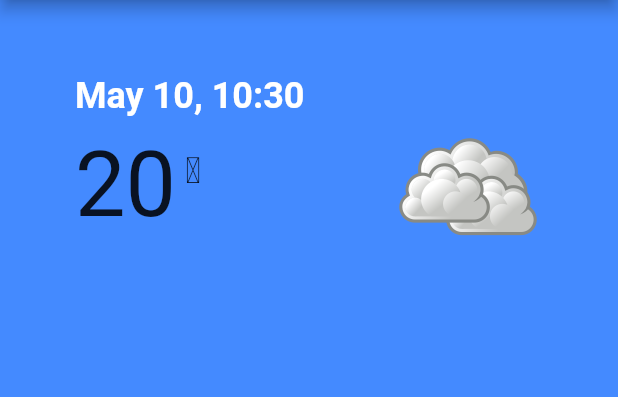
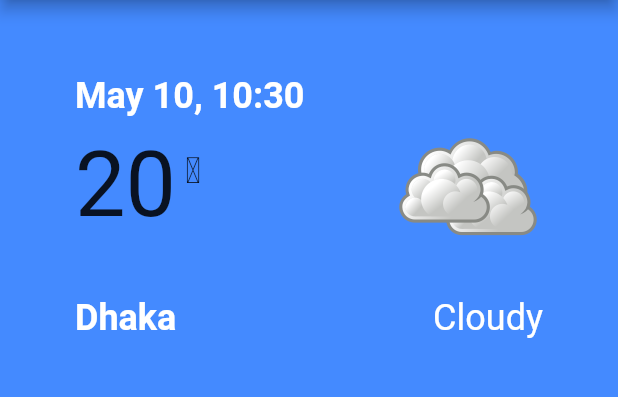
Before and after one commit to Shaheduzzaman67/weather_app, a Flutter app: the screen it shows after launch, on a phone screen of 412 x 824 dp, the part 84-481 px from its top. Run offline on Flutter 3.47's test engine with Material 2 defaults, Android fonts, the phone set to English and light mode, and no system bars.

Commit message:
Adress added

```diff
--- a/lib/ui/Weather.dart
+++ b/lib/ui/Weather.dart
@@ -54,7 +54,29 @@ class Weather extends StatelessWidget {
     ),
   );
 
-
+  Widget descriptionSection = Container(
+    child: Row(
+      mainAxisAlignment: MainAxisAlignment.spaceBetween,
+      crossAxisAlignment: CrossAxisAlignment.start,
+      children: <Widget>[
+        Text(
+          "Dhaka",
+          style: TextStyle(
+            fontSize: 24.0,
+            fontWeight: FontWeight.bold,
+            color: Colors.white
+          ),
+        ),
+        Text(
+          "Cloudy",
+          style: TextStyle(
+            fontSize: 24.0,
+            color: Colors.white
+          ),
+        ),
+      ],
+    ),
+  );
 
 
   Widget build(BuildContext context) {
@@ -64,7 +86,8 @@ class Weather extends StatelessWidget {
        crossAxisAlignment: CrossAxisAlignment.start,
        children: <Widget>[
          date,
-         tempSection
+         tempSection,
+         descriptionSection
        ],
      ),
     );
```
